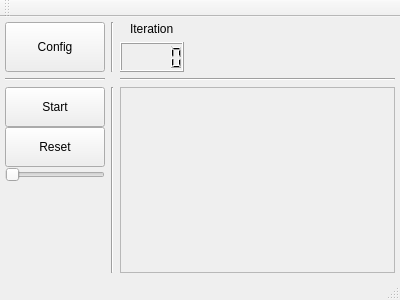
Qt form MainWindow/mainwindow.ui (Skwara/CA_Suite) before a commit.
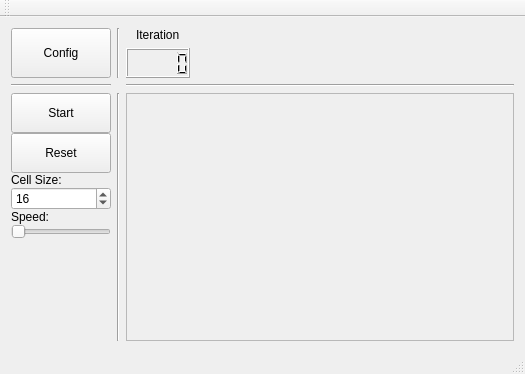
The same form after that commit.

Commit message: dodane labela, przerzuconu spinbox od cellSize

Diff of the .ui file:
```diff
--- a/MainWindow/mainwindow.ui
+++ b/MainWindow/mainwindow.ui
@@ -6,8 +6,8 @@
    <rect>
     <x>0</x>
     <y>0</y>
-    <width>400</width>
-    <height>300</height>
+    <width>525</width>
+    <height>374</height>
    </rect>
   </property>
   <property name="windowTitle">
@@ -15,19 +15,7 @@
   </property>
   <widget class="QWidget" name="centralWidget">
    <layout class="QGridLayout" name="gridLayout">
-    <property name="leftMargin">
-     <number>5</number>
-    </property>
-    <property name="topMargin">
-     <number>5</number>
-    </property>
-    <property name="rightMargin">
-     <number>5</number>
-    </property>
-    <property name="bottomMargin">
-     <number>5</number>
-    </property>
-    <item row="1" column="0">
+    <item row="0" column="0">
      <layout class="QGridLayout" name="MainLayout">
       <item row="0" column="0">
        <layout class="QGridLayout" name="ConfigLayout">
@@ -119,6 +107,33 @@
           </property>
          </widget>
         </item>
+        <item>
+         <widget class="QLabel" name="label_3">
+          <property name="text">
+           <string>Cell Size:</string>
+          </property>
+         </widget>
+        </item>
+        <item>
+         <widget class="QSpinBox" name="spinBox_cellSize">
+          <property name="minimum">
+           <number>4</number>
+          </property>
+          <property name="maximum">
+           <number>32</number>
+          </property>
+          <property name="value">
+           <number>16</number>
+          </property>
+         </widget>
+        </item>
+        <item>
+         <widget class="QLabel" name="label">
+          <property name="text">
+           <string>Speed:</string>
+          </property>
+         </widget>
+        </item>
         <item alignment="Qt::AlignHCenter">
          <widget class="QSlider" name="horizontalSlider">
           <property name="sizePolicy">
@@ -253,8 +268,8 @@
           <rect>
            <x>0</x>
            <y>0</y>
-           <width>269</width>
-           <height>160</height>
+           <width>386</width>
+           <height>226</height>
           </rect>
          </property>
         </widget>
```
Left out of the diff: 2 changed lines with no effect on the pictures. The commit also changes 6 other files.
